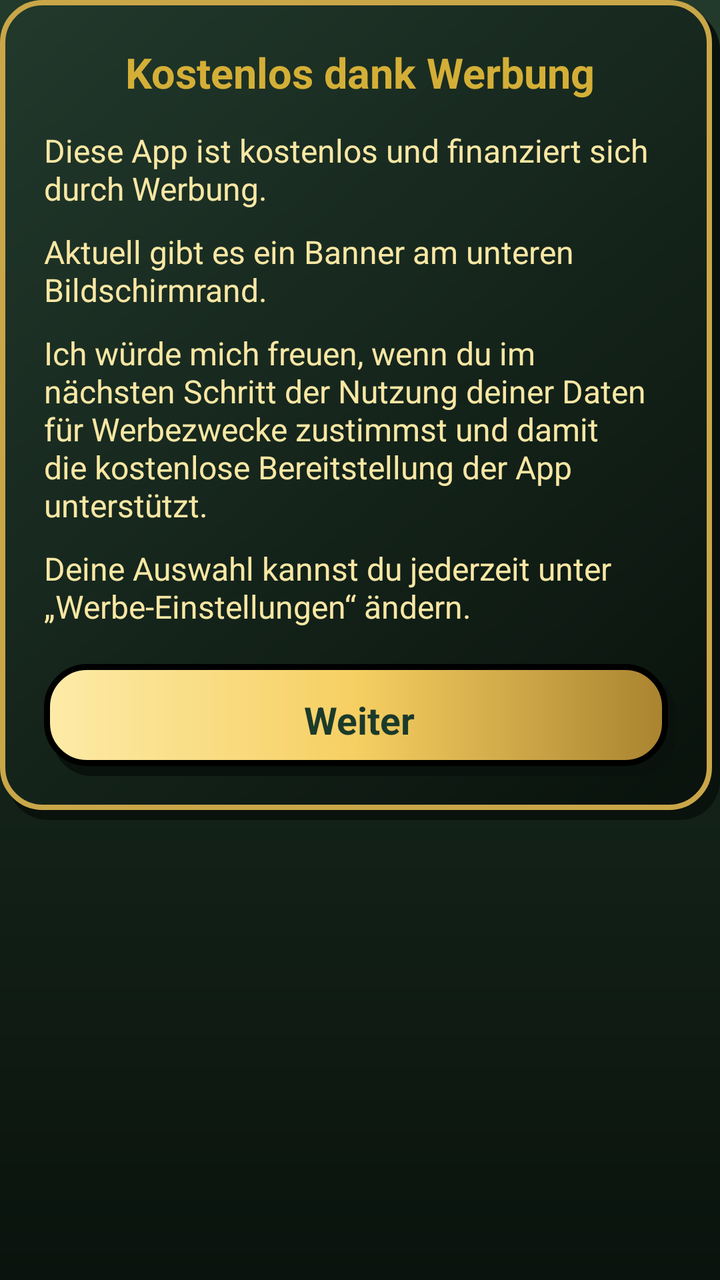
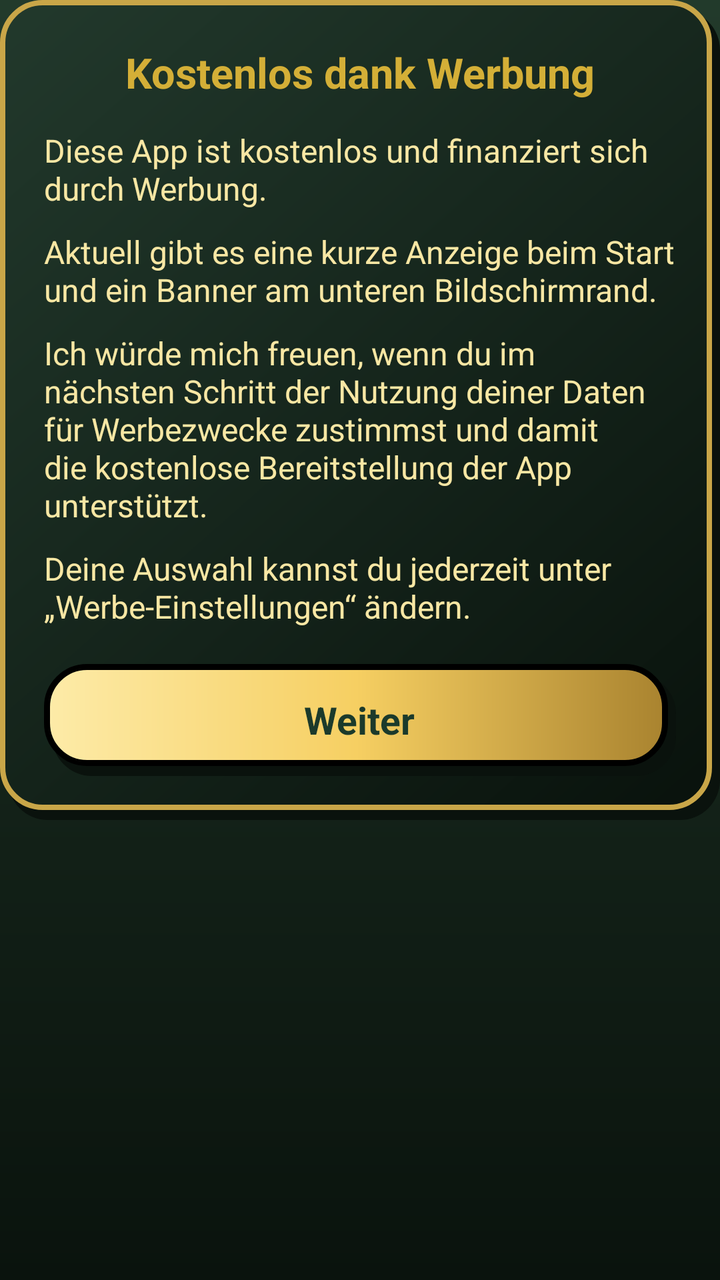

The first picture is an Android layout as it rendered before a commit; the second is the same layout after the commit. The layout source and the unified diff follow.
<!-- AndroidManifest.xml: application theme Theme.FotosZuPdf -->
<!-- res/layout/dialog_intro.xml -->
<?xml version="1.0" encoding="utf-8"?>
<ScrollView xmlns:android="http://schemas.android.com/apk/res/android"
    android:layout_width="match_parent"
    android:layout_height="wrap_content">

    <LinearLayout
        android:layout_width="match_parent"
        android:layout_height="wrap_content"
        android:background="@drawable/bg_box_dark"
        android:orientation="vertical"
        android:padding="22dp">

        <TextView
            android:layout_width="match_parent"
            android:layout_height="wrap_content"
            android:gravity="center"
            android:text="Kostenlos dank Werbung"
            android:textColor="@color/gold"
            android:textSize="21sp"
            android:textStyle="bold" />

        <TextView
            android:layout_width="match_parent"
            android:layout_height="wrap_content"
            android:layout_marginTop="14dp"
            android:text="Diese App ist kostenlos und finanziert sich durch Werbung."
            android:textColor="@color/text_hell"
            android:textSize="16sp" />

        <TextView
            android:layout_width="match_parent"
            android:layout_height="wrap_content"
            android:layout_marginTop="10dp"
            android:text="Aktuell gibt es ein Banner am unteren Bildschirmrand."
            android:textColor="@color/text_hell"
            android:textSize="16sp" />

        <TextView
            android:layout_width="match_parent"
            android:layout_height="wrap_content"
            android:layout_marginTop="10dp"
            android:text="Ich würde mich freuen, wenn du im nächsten Schritt der Nutzung deiner Daten für Werbezwecke zustimmst und damit die kostenlose Bereitstellung der App unterstützt."
            android:textColor="@color/text_hell"
            android:textSize="16sp" />

        <TextView
            android:layout_width="match_parent"
            android:layout_height="wrap_content"
            android:layout_marginTop="10dp"
            android:text="Deine Auswahl kannst du jederzeit unter „Werbe-Einstellungen“ ändern."
            android:textColor="@color/text_hell"
            android:textSize="16sp" />

        <LinearLayout
            android:id="@+id/btnIntroOk"
            android:layout_width="match_parent"
            android:layout_height="wrap_content"
            android:layout_marginTop="18dp"
            android:background="@drawable/bg_btn_gold"
            android:clickable="true"
            android:focusable="true"
            android:gravity="center"
            android:minHeight="56dp"
            android:orientation="horizontal"
            android:paddingStart="16dp"
            android:paddingEnd="16dp">

            <TextView
                android:layout_width="wrap_content"
                android:layout_height="wrap_content"
                android:text="Weiter"
                android:textColor="@color/auf_gold"
                android:textSize="19sp"
                android:textStyle="bold" />
        </LinearLayout>
    </LinearLayout>
</ScrollView>
<!-- resources referenced by this layout -->
<resources>
  <color name="auf_gold">#1B3A2B</color>
  <color name="gold">#D4AF37</color>
  <color name="text_hell">#F8E7A4</color>
  <!-- drawable bg_box_dark (drawable) -->
  <?xml version="1.0" encoding="utf-8"?>
  <layer-list xmlns:android="http://schemas.android.com/apk/res/android">
          <item
              android:left="4dp"
              android:top="5dp">
              <shape android:shape="rectangle">
                  <solid android:color="#0A120D" />
                  <corners android:radius="20dp" />
              </shape>
          </item>
          <item
              android:bottom="5dp"
              android:right="4dp">
              <shape android:shape="rectangle">
                  <gradient
                      android:angle="315"
                      android:endColor="#09120C"
                      android:startColor="#22392C" />
                  <stroke
                      android:width="2.5dp"
                      android:color="#C9A648" />
                  <corners android:radius="20dp" />
              </shape>
          </item>
      </layer-list>
  <!-- drawable bg_btn_gold (drawable) -->
  <?xml version="1.0" encoding="utf-8"?>
  <ripple xmlns:android="http://schemas.android.com/apk/res/android"
      android:color="#55FFFFFF">
      <item>
      <layer-list>
          <item
              android:left="4dp"
              android:top="5dp">
              <shape android:shape="rectangle">
                  <solid android:color="#0A120D" />
                  <corners android:radius="20dp" />
              </shape>
          </item>
          <item
              android:bottom="5dp"
              android:right="4dp">
              <shape android:shape="rectangle">
                  <gradient
                      android:angle="0"
                  android:centerColor="#F6CF62"
                      android:endColor="#A9832F"
                      android:startColor="#FDEBA8" />
                  <stroke
                      android:width="3dp"
                      android:color="#000000" />
                  <corners android:radius="20dp" />
              </shape>
          </item>
      </layer-list>
      </item>
  </ripple>
  <style name="Theme.FotosZuPdf" parent="Theme.AppCompat.NoActionBar">
          <item name="android:windowBackground">@drawable/bg_screen</item>
          <item name="android:textColor">@color/text_hell</item>
          <item name="colorAccent">@color/gold</item>
          <item name="colorPrimary">@color/tanne</item>
          <item name="colorPrimaryDark">@color/tanne_dunkel</item>
          <item name="android:statusBarColor">@color/tanne</item>
          <item name="android:navigationBarColor">@color/tanne_dunkel</item>
          <item name="android:windowLightStatusBar">false</item>
      </style>
  <!-- drawable bg_screen (drawable) -->
  <?xml version="1.0" encoding="utf-8"?>
  <shape xmlns:android="http://schemas.android.com/apk/res/android"
      android:shape="rectangle">
      <gradient
          android:angle="270"
          android:endColor="#0A130D"
          android:startColor="#223A2B" />
  </shape>
  <color name="tanne">#1A2C20</color>
  <color name="tanne_dunkel">#0F1B14</color>
</resources>

<!-- the commit's change to res/layout/dialog_intro.xml (unified diff, before → after) -->
@@ -31,7 +31,7 @@
             android:layout_width="match_parent"
             android:layout_height="wrap_content"
             android:layout_marginTop="10dp"
-            android:text="Aktuell gibt es ein Banner am unteren Bildschirmrand."
+            android:text="Aktuell gibt es eine kurze Anzeige beim Start und ein Banner am unteren Bildschirmrand."
             android:textColor="@color/text_hell"
             android:textSize="16sp" />
 
